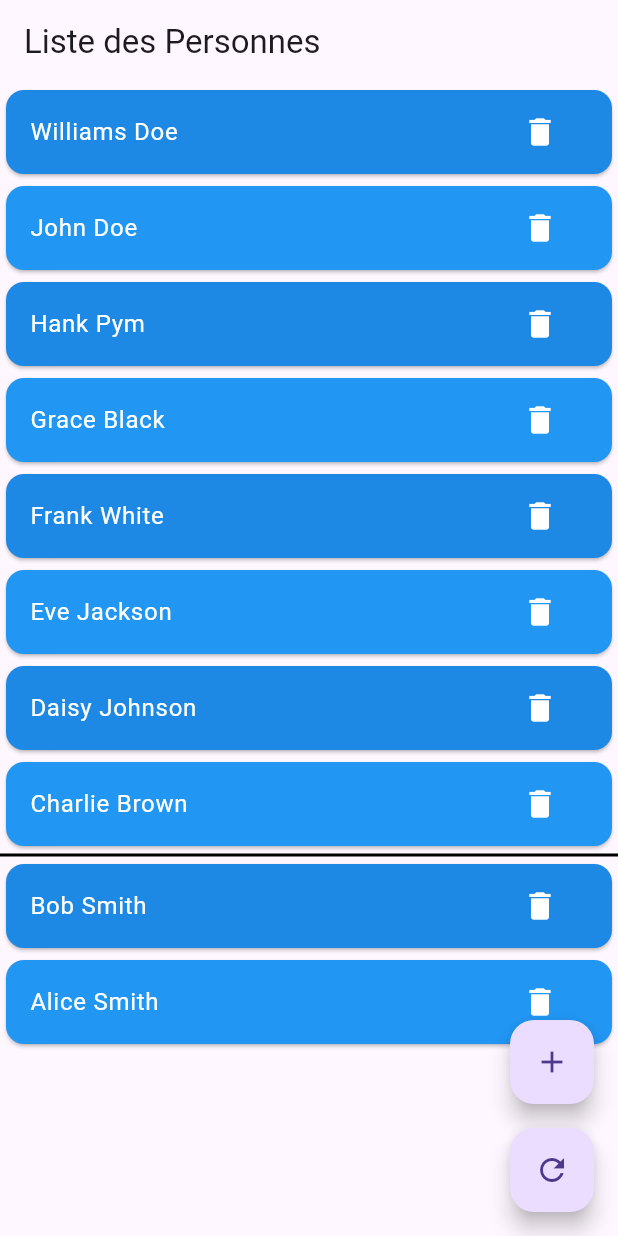
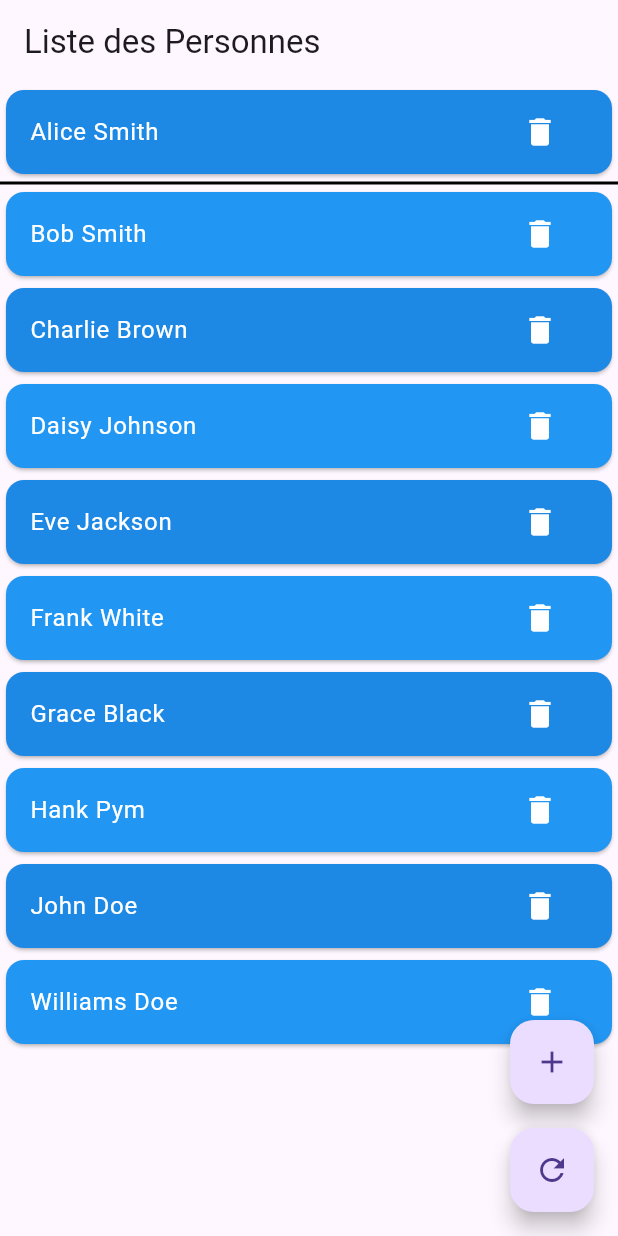
Before and after one commit to Toph92/pkg_widgets, a Flutter app: the screen it shows after launch, after a tap on the "add" icon, after a tap on the "delete" icon, after a tap on the "refresh" icon, on a phone screen of 412 x 824 dp. Run offline on Flutter 3.47's test engine with Material 3 defaults, Android fonts, the phone set to English and light mode, and no system bars; our stand-ins replace flutter_lorem.

Commit message:
avec AnimItem

```diff
--- a/examples/animated_list/lib/main.dart
+++ b/examples/animated_list/lib/main.dart
@@ -20,12 +20,16 @@ class MyApp extends StatelessWidget {
   }
 }
 
-class Person extends ListItem {
+class Person {
   final int id;
   final String firstName;
   final String lastName;
 
-  Person(this.id, this.firstName, this.lastName, {super.separator = false});
+  Person(
+    this.id,
+    this.firstName,
+    this.lastName,
+  );
 
   @override
   String toString() => 'Person(id: $id, name: $firstName $lastName)';
@@ -42,30 +46,29 @@ class PersonListExample extends StatefulWidget {
 class PersonListExampleState extends State<PersonListExample> {
   PersonListExampleState() {
     _personController.itemBuilder =
-        (context, person, AnimationType animation, int index, bool separator) {
+        (context, item, AnimationType animation, int index, bool separator) {
       return Card(
         color: animation == AnimationType.remove
             ? Colors.red
             : (index.isEven ? Colors.blue.shade600 : Colors.blue),
         child: ListTile(
-          title: Text('${person.firstName} ${person.lastName}',
+          title: Text('${item.child.firstName} ${item.child.lastName}',
               style: const TextStyle(color: Colors.white)),
           trailing: IconButton(
             icon: const Icon(Icons.delete, color: Colors.white),
             onPressed: () =>
-                _removePerson(_personController.items.indexOf(person)),
+                _removePerson(_personController.items.indexOf(item)),
           ),
         ),
       );
     };
   }
 
-  final GenericAnimatedListController<Person> _personController =
-      GenericAnimatedListController<Person>(
+  final AnimListController<Person> _personController =
+      AnimListController<Person>(
     idExtractor: (person) => person.id.toString(),
-    //stringExtractor: (person) => person.id.toString(),
     sortBy: (a, b) => a.firstName.compareTo(b.firstName),
-    reverseOrder: true,
+    //reverseOrder: true,
     separator: Divider(color: Colors.black, thickness: 2, height: 4),
   );
 
@@ -74,7 +77,7 @@ class PersonListExampleState extends State<PersonListExample> {
   void _insert() {
     int id = 10;
     final person = Person(id, 'FirstName $id', 'LastName');
-    _personController.insertItem(person);
+    _personController.insertItem(AnimItem(person));
   }
 
   void _removePerson(int index) {
@@ -87,8 +90,8 @@ class PersonListExampleState extends State<PersonListExample> {
         return Random().nextInt(20);
       });
       randomIds = randomIds.toSet().toList();
-      final updatedList = randomIds
-          .map((id) => Person(id, 'FirstName $id', 'LastName'))
+      final List<AnimItem<Person>> updatedList = randomIds
+          .map((id) => AnimItem(Person(id, 'FirstName $id', 'LastName')))
           .toList();
 
       // Mettre à jour la liste
@@ -99,27 +102,17 @@ class PersonListExampleState extends State<PersonListExample> {
   }
 
   void _fillList() {
-    final List<Person> list = [
-      Person(1, 'John', 'Doe'),
-      Person(9, 'Grace', 'Black'),
-      Person(2, 'Williams', 'Doe'),
-      Person(3, 'Alice', 'Smith'),
-      Person(4, 'Bob', 'Smith', separator: true),
-      Person(6, 'Daisy', 'Johnson'),
-      Person(7, 'Eve', 'Jackson'),
-      Person(8, 'Frank', 'White'),
-      Person(10, 'Hank', 'Pym'),
-      Person(5, 'Charlie', 'Brown'),
-      /*     Person(11, 'Ivy', 'Green'),
-      Person(12, 'Jack', 'Black'),
-      Person(13, 'Karen', 'White'),
-      Person(14, 'Leo', 'King'),
-      Person(15, 'Mona', 'Lisa'),
-      Person(16, 'Nina', 'Brown'),
-      Person(17, 'Oscar', 'Wilde'),
-      Person(18, 'Paul', 'Walker'),
-      Person(19, 'Quinn', 'Carter'),
-      Person(20, 'Rose', 'Tyler'), */
+    final List<AnimItem<Person>> list = [
+      AnimItem<Person>(Person(0, 'John', 'Doe')),
+      AnimItem<Person>(Person(9, 'Grace', 'Black')),
+      AnimItem<Person>(Person(2, 'Williams', 'Doe')),
+      AnimItem<Person>(Person(3, 'Alice', 'Smith')),
+      AnimItem<Person>(Person(4, 'Bob', 'Smith'), separator: true),
+      AnimItem<Person>(Person(6, 'Daisy', 'Johnson')),
+      AnimItem<Person>(Person(7, 'Eve', 'Jackson')),
+      AnimItem<Person>(Person(8, 'Frank', 'White')),
+      AnimItem<Person>(Person(10, 'Hank', 'Pym')),
+      AnimItem<Person>(Person(5, 'Charlie', 'Brown')),
     ];
     _personController.updateList(list);
   }
@@ -128,7 +121,7 @@ class PersonListExampleState extends State<PersonListExample> {
   Widget build(BuildContext context) {
     return Scaffold(
       appBar: AppBar(title: const Text('Liste des Personnes')),
-      body: GenericAnimatedList<Person>(
+      body: AnimList<Person>(
         controller: _personController,
       ),
       floatingActionButton: Column(
@@ -143,6 +136,7 @@ class PersonListExampleState extends State<PersonListExample> {
           FloatingActionButton(
             heroTag: 'update',
             onPressed: _fillList,
+            //onPressed: _simulateNetworkUpdate,
             child: const Icon(Icons.refresh),
           ),
         ],
--- a/lib/anim_list.dart
+++ b/lib/anim_list.dart
@@ -1,8 +1,8 @@
 import 'package:flutter/material.dart';
 
 /// Contrôleur pour gérer une liste animée générique
-class GenericAnimatedListController<T extends ListItem> {
-  GenericAnimatedListController(
+class AnimListController<T> {
+  AnimListController(
       {this.idExtractor,
       this.sortBy,
       this.duration = const Duration(milliseconds: 200),
@@ -11,11 +11,11 @@ class GenericAnimatedListController<T extends ListItem> {
       : assert(idExtractor != null);
 
   final GlobalKey<AnimatedListState> listKey = GlobalKey<AnimatedListState>();
-  final List<T> items = [];
+  final List<AnimItem<T>> items = [];
   dynamic Function(T)? idExtractor;
   int Function(T item1, T item2)? sortBy;
-  Widget Function(BuildContext context, T item, AnimationType action, int index,
-      bool separator)? itemBuilder;
+  Widget Function(BuildContext context, AnimItem<T> item, AnimationType action,
+      int index, bool separator)? itemBuilder;
   Widget? separator;
   final Duration duration;
   final bool reverseOrder;
@@ -25,18 +25,18 @@ class GenericAnimatedListController<T extends ListItem> {
   }
 
   /// ajoute à la fin de la liste sans prendre en compte le tri
-  void addItem(T item) {
+  void addItem(AnimItem<T> item) {
     final int index = items.length;
     items.add(item);
     listKey.currentState?.insertItem(index, duration: duration);
   }
 
-  void insertItem(T item) {
+  void insertItem(AnimItem<T> item) {
     int insertionIndex = 0;
     while (insertionIndex < items.length &&
         (reverseOrder
-            ? sortBy!(items[insertionIndex], item) > 0
-            : sortBy!(items[insertionIndex], item) < 0)) {
+            ? sortBy!(items[insertionIndex].child, item.child) > 0
+            : sortBy!(items[insertionIndex].child, item.child) < 0)) {
       insertionIndex++;
     }
     items.insert(insertionIndex, item);
@@ -48,7 +48,7 @@ class GenericAnimatedListController<T extends ListItem> {
   ) {
     assert(itemBuilder != null);
     if (index < 0 || index >= items.length) return;
-    final T removedItem = items[index];
+    final AnimItem<T> removedItem = items[index];
     listKey.currentState?.removeItem(
       index,
       (context, animation) => SizeTransition(
@@ -60,25 +60,28 @@ class GenericAnimatedListController<T extends ListItem> {
     items.removeAt(index);
   }
 
-  void updateList(List<T> newItems) {
-    Set<dynamic> existingIds = items.map(idExtractor!).toSet();
-    Set<dynamic> newIds = newItems.map(idExtractor!).toSet();
+  void updateList(List<AnimItem<T>> newItems) {
+    assert(idExtractor != null);
+
+    Set<dynamic> existingIds =
+        items.map((item) => idExtractor!(item.child)).toSet();
+    Set<dynamic> newIds = newItems.map((item) => idExtractor!).toSet();
 
     // Trier les nouveaux éléments
     reverseOrder
-        ? newItems.sort((b, a) => sortBy!(b, a))
-        : newItems.sort((a, b) => sortBy!(a, b));
+        ? newItems.sort((b, a) => sortBy!(b.child, a.child))
+        : newItems.sort((a, b) => sortBy!(a.child, b.child));
 
     // Supprimer les éléments existants non présents dans les nouveaux
     final itemsToRemove = existingIds.difference(newIds);
     for (final id in itemsToRemove) {
-      final index = items.indexWhere((item) => idExtractor!(item) == id);
+      final index = items.indexWhere((item) => idExtractor!(item.child) == id);
       if (index != -1) removeItem(index);
     }
 
     // Insérer les nouveaux éléments à la bonne position
-    for (final T newItem in newItems) {
-      final dynamic newId = idExtractor!(newItem);
+    for (final AnimItem<T> newItem in newItems) {
+      final dynamic newId = idExtractor!(newItem.child);
       if (!existingIds.contains(newId)) {
         insertItem(newItem);
       }
@@ -87,10 +90,10 @@ class GenericAnimatedListController<T extends ListItem> {
 }
 
 /// Widget générique pour afficher une liste animée
-class GenericAnimatedList<T extends ListItem> extends StatelessWidget {
-  final GenericAnimatedListController<T> controller;
+class AnimList<T> extends StatelessWidget {
+  final AnimListController<T> controller;
 
-  const GenericAnimatedList({
+  const AnimList({
     super.key,
     required this.controller,
 
@@ -127,10 +130,10 @@ class GenericAnimatedList<T extends ListItem> extends StatelessWidget {
       key: controller.listKey,
       initialItemCount: controller.items.length,
       itemBuilder: (context, index, animation) {
-        final T item = controller.items[index];
+        final AnimItem<T> item = controller.items[index];
         return SizeTransition(
             sizeFactor: animation,
-            child: item.separator == true && controller.separator != null
+            child: controller.separator != null && item.separator == true
                 ? Column(
                     children: [
                       controller.separator!,
@@ -153,12 +156,19 @@ enum AnimationType {
   update,
 }
 
-class ListItem<T> {
+/* mixin ListItem {
   /* final T item;
   final int index; */
   //final AnimationType animationType;
-  final bool separator;
+  final bool separator = false;
 
   //ListItem({required this.item, required this.index, this.separator = false});
-  ListItem({this.separator = false});
+  //ListItem({this.separator = false});
+} */
+
+class AnimItem<T> {
+  final bool separator;
+  final T child;
+
+  AnimItem(this.child, {this.separator = false});
 }
--- a/pubspec.yaml
+++ b/pubspec.yaml
@@ -1,6 +1,6 @@
 name: pkg_widgets
 description: "A new Flutter package project."
-version: 0.0.29
+version: 0.0.30
 homepage:
 
 environment:
```
